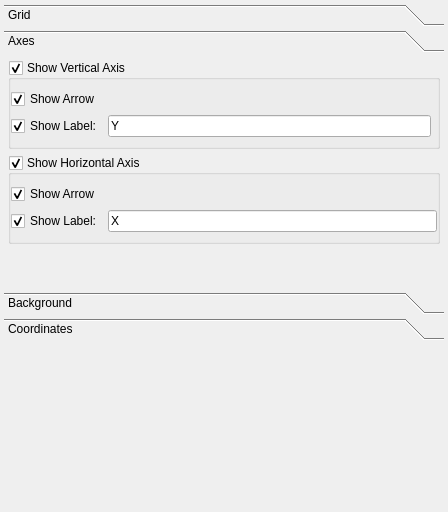
gitGNU/gnu_siplot, file src/settingsview.ui: the form before one commit.
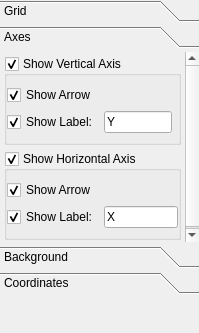
The form after the commit. The open tabs and pages were chosen to show the change.

The edit to the form file:
```diff
--- a/src/settingsview.ui
+++ b/src/settingsview.ui
@@ -6,10 +6,28 @@
    <rect>
     <x>0</x>
     <y>0</y>
-    <width>448</width>
-    <height>512</height>
+    <width>199</width>
+    <height>333</height>
    </rect>
   </property>
+  <property name="sizePolicy">
+   <sizepolicy hsizetype="Preferred" vsizetype="Preferred">
+    <horstretch>0</horstretch>
+    <verstretch>0</verstretch>
+   </sizepolicy>
+  </property>
+  <property name="minimumSize">
+   <size>
+    <width>199</width>
+    <height>333</height>
+   </size>
+  </property>
+  <property name="maximumSize">
+   <size>
+    <width>524287</width>
+    <height>524287</height>
+   </size>
+  </property>
   <property name="features">
    <set>QDockWidget::DockWidgetFloatable|QDockWidget::DockWidgetMovable</set>
   </property>
@@ -17,12 +35,21 @@
    <string>DockWidget</string>
   </property>
   <widget class="QWidget" name="dockWidgetContents">
+   <property name="sizePolicy">
+    <sizepolicy hsizetype="Preferred" vsizetype="Preferred">
+     <horstretch>0</horstretch>
+     <verstretch>0</verstretch>
+    </sizepolicy>
+   </property>
    <layout class="QVBoxLayout" name="verticalLayout">
     <property name="spacing">
-     <number>-1</number>
+     <number>0</number>
+    </property>
+    <property name="sizeConstraint">
+     <enum>QLayout::SetNoConstraint</enum>
     </property>
     <property name="margin">
-     <number>4</number>
+     <number>0</number>
     </property>
     <item>
      <widget class="QToolBox" name="m_toolBox">
@@ -187,14 +214,14 @@
         <rect>
          <x>0</x>
          <y>0</y>
-         <width>424</width>
-         <height>225</height>
+         <width>183</width>
+         <height>188</height>
         </rect>
        </property>
        <attribute name="label">
         <string>Axes</string>
        </attribute>
-       <layout class="QGridLayout" name="gridLayout" rowstretch="0,0,0,0,0,0">
+       <layout class="QGridLayout" name="gridLayout" rowstretch="0,0,0,0,0">
         <property name="horizontalSpacing">
          <number>4</number>
         </property>
@@ -204,19 +231,6 @@
         <property name="margin">
          <number>4</number>
         </property>
-        <item row="5" column="0">
-         <spacer name="verticalSpacer_4">
-          <property name="orientation">
-           <enum>Qt::Vertical</enum>
-          </property>
-          <property name="sizeHint" stdset="0">
-           <size>
-            <width>20</width>
-            <height>40</height>
-           </size>
-          </property>
-         </spacer>
-        </item>
         <item row="1" column="0">
          <widget class="QGroupBox" name="m_horGroup">
           <property name="title">
```
Left out of the diff: 16 changed lines with no effect on the pictures.
